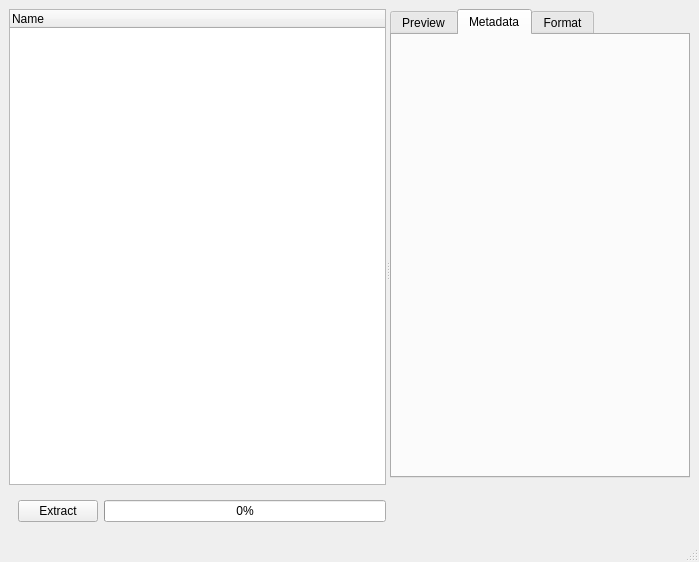
Qt form ui/Exporter.ui (Puxtril/Warframe-Exporter) before a commit.
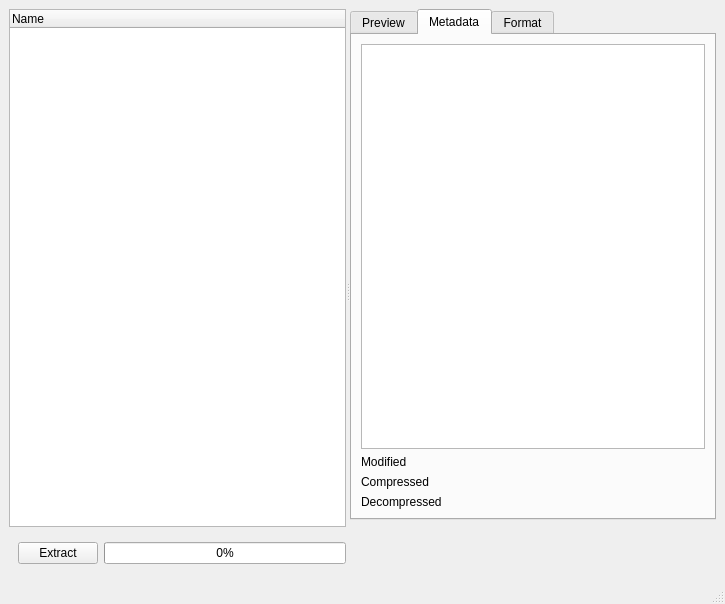
The same form after that commit. The open tabs and pages were chosen to show the change.

Commit message: Added virtual file metadata

```diff
--- a/ui/Exporter.ui
+++ b/ui/Exporter.ui
@@ -6,8 +6,8 @@
    <rect>
     <x>0</x>
     <y>0</y>
-    <width>699</width>
-    <height>562</height>
+    <width>725</width>
+    <height>604</height>
    </rect>
   </property>
   <property name="windowTitle">
@@ -119,7 +119,75 @@
              <attribute name="title">
               <string>Metadata</string>
              </attribute>
-             <layout class="QVBoxLayout" name="verticalLayout"/>
+             <layout class="QVBoxLayout" name="verticalLayout">
+              <item>
+               <widget class="QPlainTextEdit" name="MetadataCommonHeader"/>
+              </item>
+              <item>
+               <layout class="QGridLayout" name="gridLayout">
+                <item row="0" column="0">
+                 <widget class="QLabel" name="MetadataModifiedLabel">
+                  <property name="maximumSize">
+                   <size>
+                    <width>120</width>
+                    <height>16777215</height>
+                   </size>
+                  </property>
+                  <property name="text">
+                   <string>Modified</string>
+                  </property>
+                 </widget>
+                </item>
+                <item row="2" column="1">
+                 <widget class="QLabel" name="MetadataDecompressedValue">
+                  <property name="text">
+                   <string/>
+                  </property>
+                 </widget>
+                </item>
+                <item row="2" column="0">
+                 <widget class="QLabel" name="MetadataDecompressedLabel">
+                  <property name="maximumSize">
+                   <size>
+                    <width>120</width>
+                    <height>16777215</height>
+                   </size>
+                  </property>
+                  <property name="text">
+                   <string>Decompressed</string>
+                  </property>
+                 </widget>
+                </item>
+                <item row="1" column="0">
+                 <widget class="QLabel" name="MetadataCompressedLabel">
+                  <property name="maximumSize">
+                   <size>
+                    <width>120</width>
+                    <height>16777215</height>
+                   </size>
+                  </property>
+                  <property name="text">
+                   <string>Compressed</string>
+                  </property>
+                 </widget>
+                </item>
+                <item row="1" column="1">
+                 <widget class="QLabel" name="MetadataCompressedValue">
+                  <property name="text">
+                   <string/>
+                  </property>
+                 </widget>
+                </item>
+                <item row="0" column="1">
+                 <widget class="QLabel" name="MetadataModifiedValue">
+                  <property name="text">
+                   <string/>
+                  </property>
+                 </widget>
+                </item>
+               </layout>
+              </item>
+             </layout>
             </widget>
             <widget class="QWidget" name="Format">
              <attribute name="title">
```
The commit also changes 3 other files.
